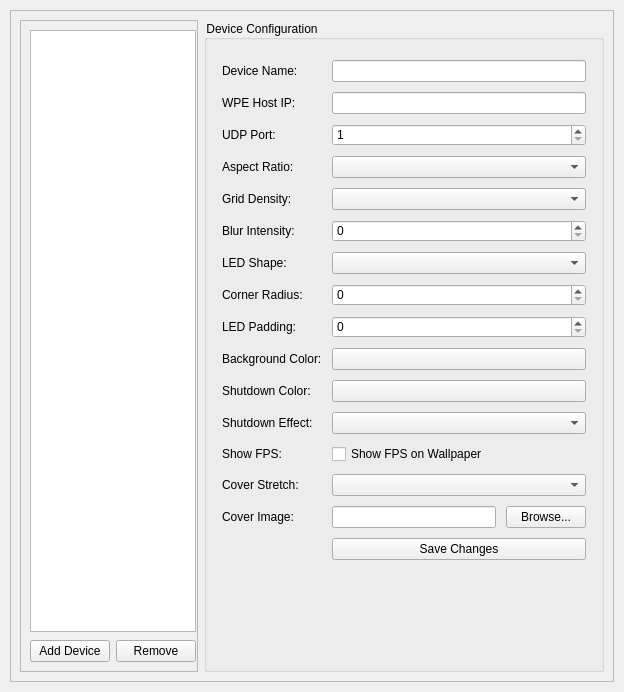
This is OpenRGB-Wallpaper-Engine-Plugin/OpenRGBWallpaperEngineWidget.ui in qiangqiang101/OpenRGB-Wallpaper-Engine as Qt 5 draws it before an edit. The edited form follows.
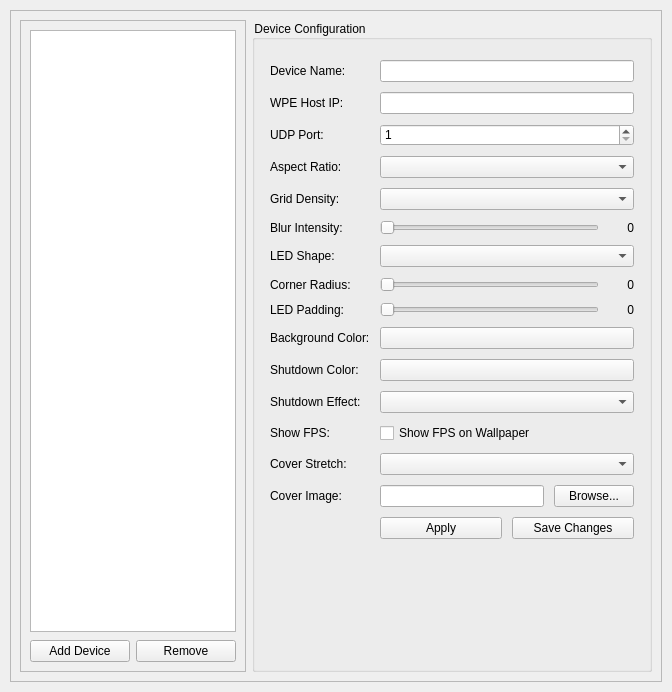
This is the edited form.

```diff
--- a/OpenRGB-Wallpaper-Engine-Plugin/OpenRGBWallpaperEngineWidget.ui
+++ b/OpenRGB-Wallpaper-Engine-Plugin/OpenRGBWallpaperEngineWidget.ui
@@ -6,7 +6,7 @@
    <rect>
     <x>0</x>
     <y>0</y>
-    <width>618</width>
+    <width>672</width>
     <height>692</height>
    </rect>
   </property>
@@ -148,11 +148,40 @@
           </widget>
          </item>
          <item row="5" column="1">
-          <widget class="QSpinBox" name="blur_spin">
+          <layout class="QHBoxLayout" name="blurLayout">
+           <item>
+            <widget class="QSlider" name="blur_slider">
            <property name="maximum">
             <number>100</number>
            </property>
-          </widget>
+             <property name="orientation">
+              <enum>Qt::Horizontal</enum>
+             </property>
+             <property name="tickPosition">
+              <enum>QSlider::NoTicks</enum>
+             </property>
+             <property name="tickInterval">
+              <number>5</number>
+             </property>
+            </widget>
+           </item>
+           <item>
+            <widget class="QLabel" name="blur_value_label">
+             <property name="minimumSize">
+              <size>
+               <width>25</width>
+               <height>0</height>
+              </size>
+             </property>
+             <property name="text">
+              <string>0</string>
+             </property>
+             <property name="alignment">
+              <set>Qt::AlignRight|Qt::AlignTrailing|Qt::AlignVCenter</set>
+             </property>
+            </widget>
+           </item>
+          </layout>
          </item>
          <item row="6" column="0">
           <widget class="QLabel" name="shapeLabel">
@@ -172,11 +201,34 @@
           </widget>
          </item>
          <item row="7" column="1">
-          <widget class="QSpinBox" name="radius_spin">
+          <layout class="QHBoxLayout" name="radiusLayout">
+           <item>
+            <widget class="QSlider" name="radius_slider">
            <property name="maximum">
             <number>20</number>
            </property>
-          </widget>
+             <property name="orientation">
+              <enum>Qt::Horizontal</enum>
+             </property>
+            </widget>
+           </item>
+           <item>
+            <widget class="QLabel" name="radius_value_label">
+             <property name="minimumSize">
+              <size>
+               <width>25</width>
+               <height>0</height>
+              </size>
+             </property>
+             <property name="text">
+              <string>0</string>
+             </property>
+             <property name="alignment">
+              <set>Qt::AlignRight|Qt::AlignTrailing|Qt::AlignVCenter</set>
+             </property>
+            </widget>
+           </item>
+          </layout>
          </item>
          <item row="8" column="0">
           <widget class="QLabel" name="paddingLabel">
@@ -186,11 +238,34 @@
           </widget>
          </item>
          <item row="8" column="1">
-          <widget class="QSpinBox" name="padding_spin">
+          <layout class="QHBoxLayout" name="paddingLayout">
+           <item>
+            <widget class="QSlider" name="padding_slider">
            <property name="maximum">
             <number>250</number>
            </property>
-          </widget>
+             <property name="orientation">
+              <enum>Qt::Horizontal</enum>
+             </property>
+            </widget>
+           </item>
+           <item>
+            <widget class="QLabel" name="padding_value_label">
+             <property name="minimumSize">
+              <size>
+               <width>25</width>
+               <height>0</height>
+              </size>
+             </property>
+             <property name="text">
+              <string>0</string>
+             </property>
+             <property name="alignment">
+              <set>Qt::AlignRight|Qt::AlignTrailing|Qt::AlignVCenter</set>
+             </property>
+            </widget>
+           </item>
+          </layout>
          </item>
          <item row="9" column="0">
           <widget class="QLabel" name="bgColorLabel">
@@ -268,6 +343,18 @@
           </layout>
          </item>
          <item row="15" column="1">
+          <layout class="QHBoxLayout" name="buttonLayout">
+           <item>
+            <widget class="QPushButton" name="apply_btn">
+             <property name="text">
+              <string>Apply</string>
+             </property>
+             <property name="autoDefault">
+              <bool>false</bool>
+             </property>
+            </widget>
+           </item>
+           <item>
           <widget class="QPushButton" name="save_btn">
            <property name="styleSheet">
             <string notr="true"/>
@@ -281,6 +368,8 @@
           </widget>
          </item>
         </layout>
+         </item>
+        </layout>
        </widget>
       </item>
       <item row="0" column="0">
@@ -305,7 +394,7 @@
           <enum>QLayout::SetDefaultConstraint</enum>
          </property>
          <property name="rightMargin">
-          <number>1</number>
+          <number>9</number>
          </property>
          <item>
           <widget class="QListWidget" name="device_list">
@@ -321,6 +410,14 @@
              <height>16777215</height>
             </size>
            </property>
+           <property name="styleSheet">
+            <string notr="true">QListView::item {
+	height: 50px;
+}</string>
+           </property>
+           <property name="viewMode">
+            <enum>QListView::ListMode</enum>
+           </property>
           </widget>
          </item>
          <item>
```
Lines whose indentation alone changed are shown as unchanged.
